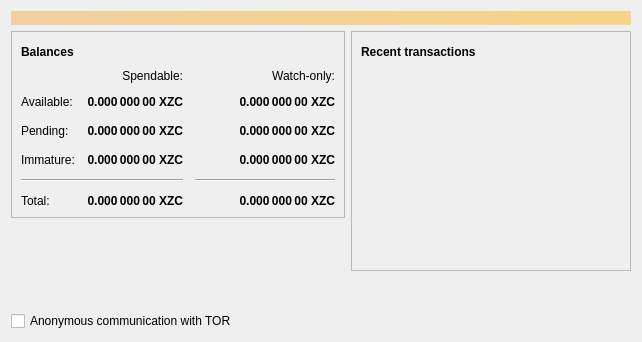
The window that src/qt/forms/overviewpage.ui (firoorg/firo) describes before a commit, drawn with Qt 5.
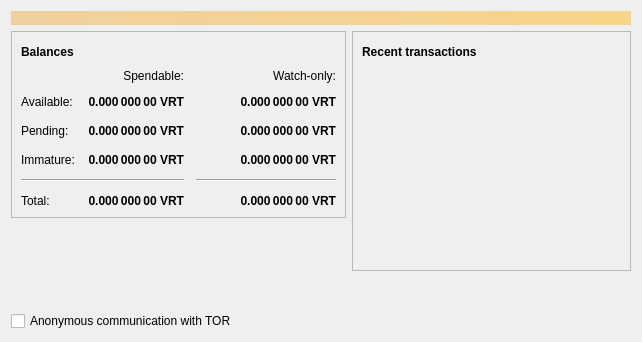
The same window after the commit. Icons and pictures are not drawn.

What changed in the file:
```diff
--- a/src/qt/forms/overviewpage.ui
+++ b/src/qt/forms/overviewpage.ui
@@ -129,7 +129,7 @@
                <string>Unconfirmed transactions to watch-only addresses</string>
               </property>
               <property name="text">
-               <string notr="true">0.000 000 00 XZC</string>
+               <string notr="true">0.000 000 00 VRT</string>
               </property>
               <property name="alignment">
                <set>Qt::AlignRight|Qt::AlignTrailing|Qt::AlignVCenter</set>
@@ -154,7 +154,7 @@
                <string>Total of transactions that have yet to be confirmed, and do not yet count toward the spendable balance</string>
               </property>
               <property name="text">
-               <string notr="true">0.000 000 00 XZC</string>
+               <string notr="true">0.000 000 00 VRT</string>
               </property>
               <property name="alignment">
                <set>Qt::AlignRight|Qt::AlignTrailing|Qt::AlignVCenter</set>
@@ -179,7 +179,7 @@
                <string>Mined balance in watch-only addresses that has not yet matured</string>
               </property>
               <property name="text">
-               <string notr="true">0.000 000 00 XZC</string>
+               <string notr="true">0.000 000 00 VRT</string>
               </property>
               <property name="alignment">
                <set>Qt::AlignRight|Qt::AlignTrailing|Qt::AlignVCenter</set>
@@ -237,7 +237,7 @@
                <string>Mined balance that has not yet matured</string>
               </property>
               <property name="text">
-               <string notr="true">0.000 000 00 XZC</string>
+               <string notr="true">0.000 000 00 VRT</string>
               </property>
               <property name="alignment">
                <set>Qt::AlignRight|Qt::AlignTrailing|Qt::AlignVCenter</set>
@@ -282,7 +282,7 @@
                <string>Your current total balance</string>
               </property>
               <property name="text">
-               <string notr="true">0.000 000 00 XZC</string>
+               <string notr="true">0.000 000 00 VRT</string>
               </property>
               <property name="alignment">
                <set>Qt::AlignRight|Qt::AlignTrailing|Qt::AlignVCenter</set>
@@ -307,7 +307,7 @@
                <string>Current total balance in watch-only addresses</string>
               </property>
               <property name="text">
-               <string notr="true">0.000 000 00 XZC</string>
+               <string notr="true">0.000 000 00 VRT</string>
               </property>
               <property name="alignment">
                <set>Qt::AlignRight|Qt::AlignTrailing|Qt::AlignVCenter</set>
@@ -349,7 +349,7 @@
                <string>Your current spendable balance</string>
               </property>
               <property name="text">
-               <string notr="true">0.000 000 00 XZC</string>
+               <string notr="true">0.000 000 00 VRT</string>
               </property>
               <property name="alignment">
                <set>Qt::AlignRight|Qt::AlignTrailing|Qt::AlignVCenter</set>
@@ -374,7 +374,7 @@
                <string>Your current balance in watch-only addresses</string>
               </property>
               <property name="text">
-               <string notr="true">0.000 000 00 XZC</string>
+               <string notr="true">0.000 000 00 VRT</string>
               </property>
               <property name="alignment">
                <set>Qt::AlignRight|Qt::AlignTrailing|Qt::AlignVCenter</set>
```
